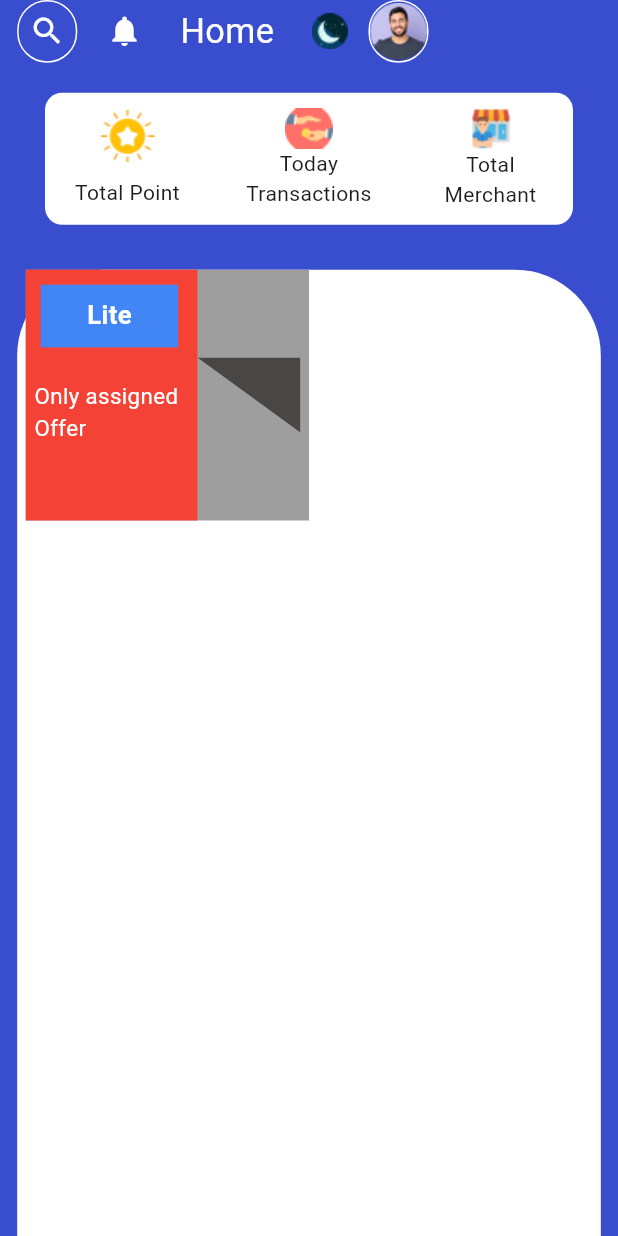
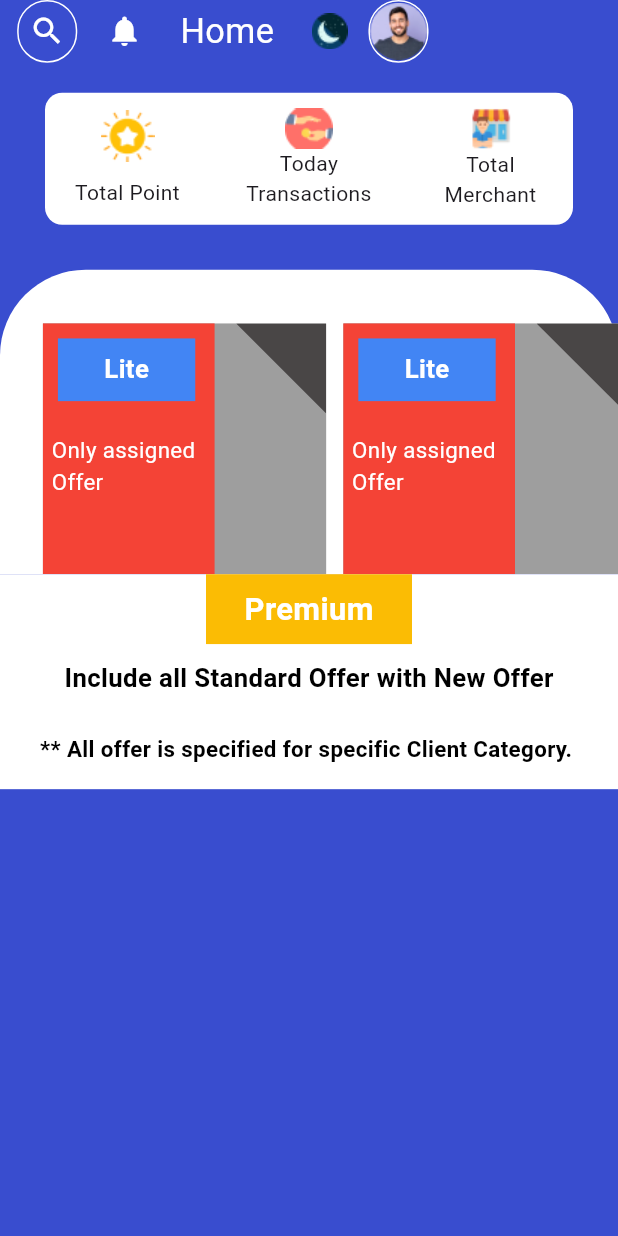
Before and after one commit to thohid44/ExtraSavy_customer, a Flutter app: the screen it shows after launch, on a phone screen of 412 x 824 dp. Run offline on Flutter 3.47's test engine with Material 2 defaults, Android fonts, the phone set to English and light mode, and no system bars; our stand-ins replace flutter_screenutil, google_fonts.

Commit message:
3 tarik ps

```diff
--- a/lib/homePage.dart
+++ b/lib/homePage.dart
@@ -33,7 +33,9 @@ class _HomePageState extends State<HomePage> {
                       color: Colors.white,
                     ),
                   ),
-                  SizedBox(width: 10.w,),
+                  SizedBox(
+                    width: 10.w,
+                  ),
                   Container(
                     height: 35.h,
                     width: 35.w,
@@ -43,51 +45,45 @@ class _HomePageState extends State<HomePage> {
                       color: Colors.white,
                     ),
                   ),
-              SizedBox(width: 15.w,),
+                  SizedBox(
+                    width: 15.w,
+                  ),
                   Container(
-
-
-                    decoration: BoxDecoration(
-
+                    decoration: BoxDecoration(),
+                    child: Text(
+                      "Home",
+                      style: GoogleFonts.robotoSerif(
+                          color: Colors.white, fontSize: 20.sp),
                     ),
-
-                    child: Text("Home",style: GoogleFonts.robotoSerif(color: Colors.white, fontSize: 20.sp),),
                   ),
-              SizedBox(width: 15.w,),
+                  SizedBox(
+                    width: 15.w,
+                  ),
                   InkWell(
-                  onTap: (){
-
-                  },
+                    onTap: () {},
                     child: Container(
                         height: 35.h,
                         width: 35.w,
-
                         child: Image.asset("assets/mode.png")),
                   ),
-                  SizedBox(width: 5.w,),
-
+                  SizedBox(
+                    width: 5.w,
+                  ),
                   Container(
                       height: 35.h,
                       width: 35.w,
                       decoration: BoxDecoration(
-                      border: Border.all(color:Colors.white),
-                      borderRadius: BorderRadius.circular(50.r)
-                    ),
-
-                    child: Image.asset("assets/profile.png")
-                  ),
-
+                          border: Border.all(color: Colors.white),
+                          borderRadius: BorderRadius.circular(50.r)),
+                      child: Image.asset("assets/profile.png")),
                 ],
               ),
             ),
-
             Container(
               margin: EdgeInsets.only(left: 30, right: 30, top: 20),
               padding: EdgeInsets.all(10),
-              decoration: BoxDecoration(color: whiteColor,
-
-              borderRadius: BorderRadius.circular(10.r)
-              ),
+              decoration: BoxDecoration(
+                  color: whiteColor, borderRadius: BorderRadius.circular(10.r)),
               child: Row(
                 mainAxisAlignment: MainAxisAlignment.spaceBetween,
                 children: [
@@ -144,52 +140,30 @@ class _HomePageState extends State<HomePage> {
             SizedBox(
               height: 30,
             ),
-            // ClipPath(
-            //   clipper: Clip1Clipper(),
-            //   child: Container(
-            //     height: 100,
-            //     width: 100,
-            //     decoration: BoxDecoration(
-            //       color: Colors.black,
-            //     ),
-            //     child: Text(
-            //       "50% OFF",
-            //       style: TextStyle(color: Colors.white),
-            //     ),
-            //   ),
-            // )
-
-            Expanded(
-              child: Container(
-                width: double.infinity,
-                margin: EdgeInsets.symmetric(horizontal: 10.w),
+            Container(
 
 
+              padding: EdgeInsets.only(left: 20.w, top: 30.h),
               decoration: BoxDecoration(
                   color: Colors.white,
-                  borderRadius: BorderRadius.only(topLeft: Radius.circular(50.r),
-                  topRight: Radius.circular(50.r)
-                  )
-                ),
-
-             child: Column(
-              children: [
-
-                Container(
+                  borderRadius: BorderRadius.only(
+                      topLeft: Radius.circular(50.r),
+                      topRight: Radius.circular(50.r))),
+              child: Container(
                 height: 140.h,
-                  child: ListView(
+                child: ListView.builder(
                   scrollDirection: Axis.horizontal,
-                    children: [
-                      Container(
+                  itemCount: 3,
+                  itemBuilder: (context, index) {
+                    return Container(
                       alignment: Alignment.topCenter,
                       height: 151.h,
                       width: 165.w,
-                         margin: EdgeInsets.symmetric(horizontal: 5.w),
-
-
+                      margin: EdgeInsets.symmetric(
+                        horizontal: 5.w,
+                      ),
                       decoration: BoxDecoration(
                         color: Colors.grey,
-
                       ),
                       child: Row(
                         children: [
@@ -199,7 +173,6 @@ class _HomePageState extends State<HomePage> {
                             child: Column(
                               crossAxisAlignment: CrossAxisAlignment.start,
                               children: [
-
                                 Container(
                                     alignment: Alignment.center,
                                     height: 35.h,
@@ -208,37 +181,36 @@ class _HomePageState extends State<HomePage> {
                                     decoration: BoxDecoration(
                                       color: Color(0xff4285F4),
                                     ),
-
-                            child: Text("Lite", style: GoogleFonts.robotoSerif(
-                              fontSize: 15.sp, fontWeight: FontWeight.w600, color: Colors.white
-                            ),)
-                                            ),
+                                    child: Text(
+                                      "Lite",
+                                      style: GoogleFonts.robotoSerif(
+                                          fontSize: 15.sp,
+                                          fontWeight: FontWeight.w600,
+                                          color: Colors.white),
+                                    )),
                                 SizedBox(height: 10.h),
                                 Container(
-                                 padding: EdgeInsets.only(left: 5.w )
-                                 ,
-
-                            decoration: BoxDecoration(
-
-                            ),
-
-                            child: Text("Only assigned Offer", style: GoogleFonts.robotoSerif(
-                              fontSize: 13.sp, fontWeight: FontWeight.w400, color: Colors.white
-                            ),)
-                                            ),
+                                    padding: EdgeInsets.only(left: 5.w),
+                                    decoration: BoxDecoration(),
+                                    child: Text(
+                                      "Only assigned Offer",
+                                      style: GoogleFonts.robotoSerif(
+                                          fontSize: 13.sp,
+                                          fontWeight: FontWeight.w400,
+                                          color: Colors.white),
+                                    )),
                               ],
                             ),
                           ),
-
                           Container(
-                              width: 60.w,
-
-                              child:       ClipPath(
+                            width: 65.w,
+                            alignment: Alignment.topRight,
+                            child: ClipPath(
                               clipper: Clip1Clipper(),
                               child: Container(
                                 padding: EdgeInsets.only(top: 0),
-                height: 50,
-                width: 50,
+                                height: 60,
+                                width: 60,
                                 decoration: BoxDecoration(
                                     color: Color(0xff494646)
                                     // ),
@@ -251,13 +223,67 @@ class _HomePageState extends State<HomePage> {
                           ),
                         ],
                       ),
+                    );
+                  },
                 ),
-                    ],
               ),
-                )
-              ],
             ),
 
+                      Container(
+                      height: 120.h,
+
+                      decoration: BoxDecoration(
+                        color: Colors.white
+                      ),
+                      child: Column(
+                        children: [
+                           Container(
+                                          alignment: Alignment.center,
+                                          height: 39.h,
+
+                                          width: 120.w,
+                                          decoration: BoxDecoration(
+                                            color: Color(0xffFBBC04),
+                                          ),
+                                          child: Text(
+                                            "Premium",
+                                            style: GoogleFonts.robotoSerif(
+                                                fontSize: 18.sp,
+                                                fontWeight: FontWeight.w600,
+                                                color: Colors.white),
+                                          )),
+
+                                           Container(
+                                          alignment: Alignment.center,
+                                          height: 39.h,
+
+
+                                          decoration: BoxDecoration(
+
+                                          ),
+                                          child: Text(
+                                            "Include all Standard Offer with New Offer",
+                                            style: GoogleFonts.robotoSerif(
+                                                fontSize: 15.sp,
+                                                fontWeight: FontWeight.w600,
+                                                color: Colors.black),
+                                          )),
+                                           Container(
+                                          alignment: Alignment.center,
+                                          height: 39.h,
+
+
+                                          decoration: BoxDecoration(
+
+                                          ),
+                                          child: Text(
+                                            "** All offer is specified for specific Client Category. ",
+                                            style: GoogleFonts.robotoSerif(
+                                                fontSize: 13.sp,
+                                                fontWeight: FontWeight.w600,
+                                                color: Colors.black),
+                                          )),
+                        ],
                       ),
                     )
           ],
```
Lines whose indentation alone changed are shown as unchanged.
